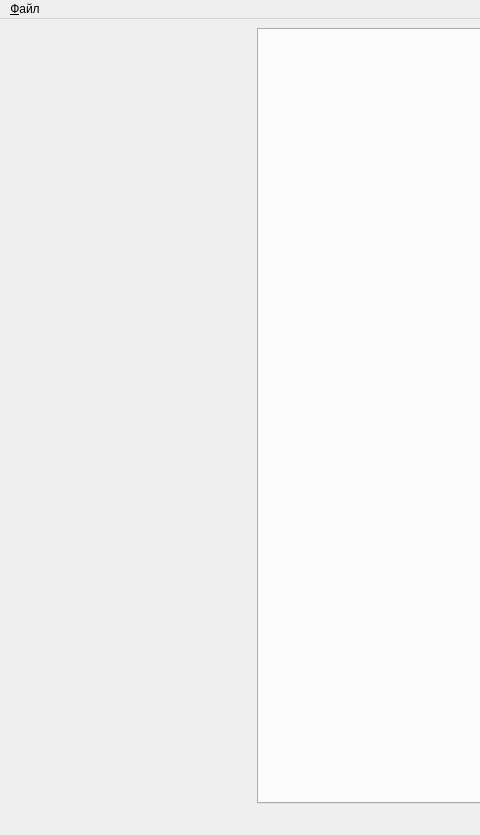
Qt form mainwindow.ui (igrekus/psm_digital_measure) before a commit; both pictures show x 0 to 480 and y 0 to 835 of the 1132 by 835 pixel window.
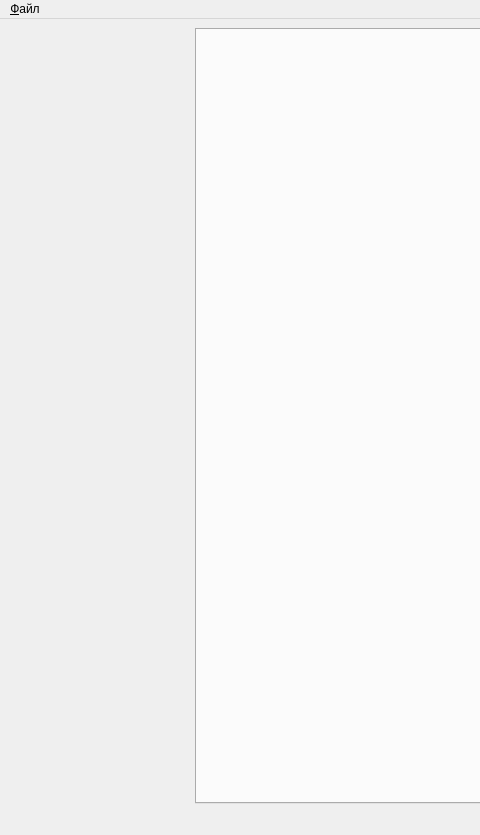
The same form after that commit.

Commit message: UI: tweak main window layout

```diff
--- a/mainwindow.ui
+++ b/mainwindow.ui
@@ -14,7 +14,7 @@
    <string>Измерение параметров ШПУ</string>
   </property>
   <widget class="QWidget" name="centralwidget">
-   <layout class="QHBoxLayout" name="horizontalLayout" stretch="2,7">
+   <layout class="QHBoxLayout" name="horizontalLayout" stretch="2,10">
     <item>
      <layout class="QVBoxLayout" name="layInstrs">
       <property name="spacing">
```
